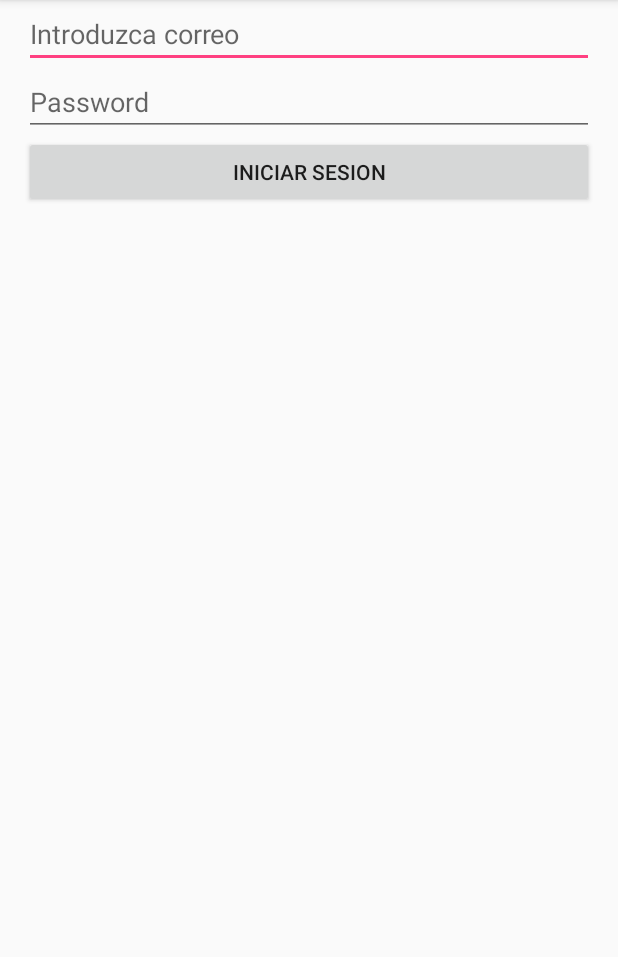
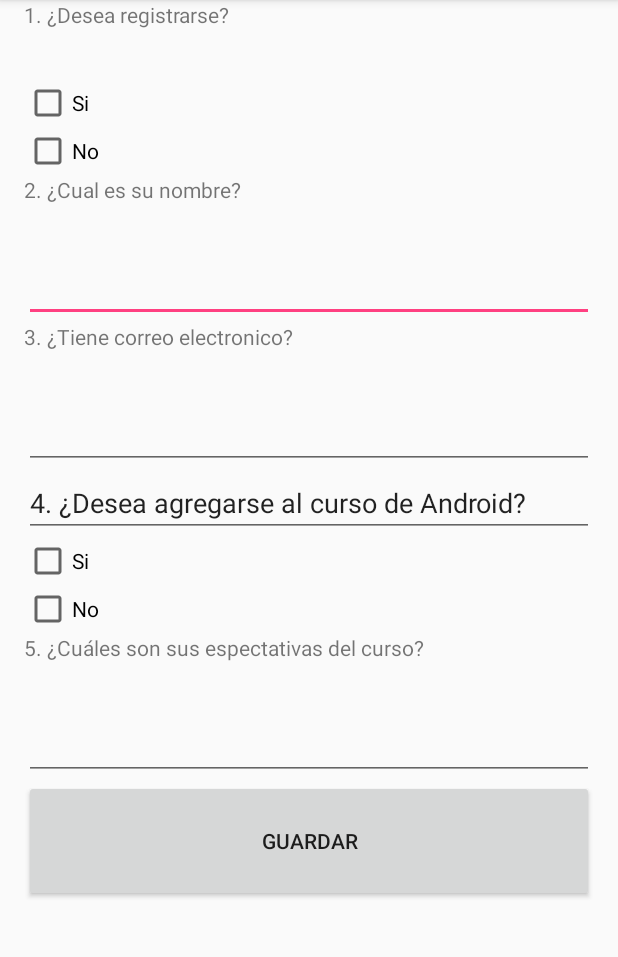
Before and after one commit to inggiron87/EncuestaTarea, an Android app: the screen it shows after launch (MainActivity before the commit, EncuestaActivity after it), after a tap on "INICIAR SESION", on a phone screen of 412 x 824 dp, the part 84-1041 px from its top. Run offline under Robolectric (Android 15) with nearby library versions, the phone set to English and light mode, and no system bars.

Commit message:
Tarea, realizar encuesta

```diff
--- a/app/src/main/AndroidManifest.xml
+++ b/app/src/main/AndroidManifest.xml
@@ -16,7 +16,8 @@
                 <category android:name="android.intent.category.LAUNCHER" />
             </intent-filter>
         </activity>
-        <activity android:name=".TeacherActivity"></activity>
+        <activity android:name=".TeacherActivity" />
+        <activity android:name=".EncuestaActivity"></activity>
     </application>
 
 </manifest>
--- /dev/null
+++ b/app/src/main/java/curso/umg/gt/login/EncuestaActivity.java
@@ -0,0 +1,47 @@
+package curso.umg.gt.login;
+
+import android.content.Intent;
+import android.support.v7.app.AppCompatActivity;
+import android.os.Bundle;
+import android.text.style.ClickableSpan;
+import android.view.View;
+import android.widget.Button;
+import android.widget.CheckBox;
+import android.widget.TextView;
+import android.widget.Toast;
+
+public class EncuestaActivity extends AppCompatActivity {
+
+    private TextView tv2;
+    private CheckBox cb3,cb4;
+    private Button bt7;
+
+
+    @Override
+    protected void onCreate(Bundle savedInstanceState) {
+        super.onCreate(savedInstanceState);
+        setContentView(R.layout.activity_encuesta);
+
+        tv2 = (TextView) findViewById(R.id.tv2);
+        cb3 = (CheckBox) findViewById(R.id.cb3);
+        cb4 = (CheckBox) findViewById(R.id.cb4);
+        bt7 = (Button) findViewById(R.id.bt7);
+
+    }
+
+    public void clic(View view){
+        Toast notificacion;
+
+        if(bt7.isClickable()){
+            notificacion = Toast.makeText(this,"Encuesta Guardada",Toast.LENGTH_LONG);
+            notificacion.show();
+
+            Intent i = new Intent(this,MainActivity.class);
+            startActivity(i);
+        }
+
+
+    }
+
+
+}
--- a/app/src/main/java/curso/umg/gt/login/MainActivity.java
+++ b/app/src/main/java/curso/umg/gt/login/MainActivity.java
@@ -34,8 +34,14 @@ public class MainActivity extends AppCompatActivity {
             startActivity(i);
 
         }else {
-            notificacion = Toast.makeText(this,"Error al ingresar",Toast.LENGTH_SHORT);
+            //notificacion = Toast.makeText(this,"Error al ingresar",Toast.LENGTH_SHORT);
+            //notificacion.show();
+            notificacion = Toast.makeText(this,"No pudo acceder, por favor llene la encuesta",Toast.LENGTH_LONG);
             notificacion.show();
+
+            Intent i = new Intent(this,EncuestaActivity.class);
+            startActivity(i);
+
 
         }
     }
--- /dev/null
+++ b/app/src/main/res/layout/activity_encuesta.xml
@@ -0,0 +1,107 @@
+<?xml version="1.0" encoding="utf-8"?>
+
+<LinearLayout xmlns:android="http://schemas.android.com/apk/res/android"
+    android:layout_width="match_parent"
+    android:layout_height="match_parent"
+    android:orientation="vertical"
+    android:paddingLeft="16dp"
+    android:paddingRight="16dp"
+    android:weightSum="1"
+    >
+
+
+    <TextView
+        android:id="@+id/tv2"
+        android:layout_width="match_parent"
+        android:layout_height="wrap_content"
+        android:text="1. ¿Desea registrarse?"
+        android:layout_weight="0.10" />
+
+            <CheckBox
+                android:id="@+id/cb3"
+                android:layout_width="match_parent"
+                android:layout_height="wrap_content"
+                android:text="Si" />
+
+            <CheckBox
+                android:id="@+id/cb4"
+                android:layout_width="match_parent"
+                android:layout_height="wrap_content"
+                android:text="No" />
+
+    <TextView
+        android:id="@+id/tv3"
+        android:layout_width="match_parent"
+        android:layout_height="wrap_content"
+        android:text="2. ¿Cual es su nombre?"
+        android:layout_weight="0.10"/>
+
+    <EditText
+        android:id="@+id/et4"
+        android:layout_width="match_parent"
+        android:layout_height="wrap_content"
+        android:ems="10"
+        android:inputType="textPersonName"
+        android:text="" />
+
+    <TextView
+        android:id="@+id/tv4"
+        android:layout_width="match_parent"
+        android:layout_height="wrap_content"
+        android:text="3. ¿Tiene correo electronico?"
+        android:layout_weight="0.10"/>
+
+    <EditText
+        android:id="@+id/et3"
+        android:layout_width="match_parent"
+        android:layout_height="wrap_content"
+        android:ems="10"
+        android:inputType="textPersonName"
+        android:text="" />
+
+    <EditText
+        android:id="@+id/et5"
+        android:layout_width="match_parent"
+        android:layout_height="wrap_content"
+        android:ems="10"
+        android:inputType="textPersonName"
+        android:text="4. ¿Desea agregarse al curso de Android?" />
+
+    <CheckBox
+        android:id="@+id/cb8"
+        android:layout_width="match_parent"
+        android:layout_height="wrap_content"
+        android:text="Si" />
+
+    <CheckBox
+        android:id="@+id/cb9"
+        android:layout_width="match_parent"
+        android:layout_height="wrap_content"
+        android:text="No" />
+
+    <TextView
+        android:id="@+id/tv5"
+        android:layout_width="match_parent"
+        android:layout_height="wrap_content"
+        android:text="5. ¿Cuáles son sus espectativas del curso?"
+        android:layout_weight="0.10"/>
+
+    <EditText
+        android:id="@+id/et6"
+        android:layout_width="match_parent"
+        android:layout_height="wrap_content"
+        android:ems="10"
+        android:inputType="textPersonName"
+        android:text="" />
+
+    <Button
+        android:id="@+id/bt7"
+        android:layout_width="match_parent"
+        android:layout_height="wrap_content"
+        android:layout_weight="0.10"
+        android:text="Guardar"
+        android:onClick="clic"
+        />
+
+
+</LinearLayout>
```
